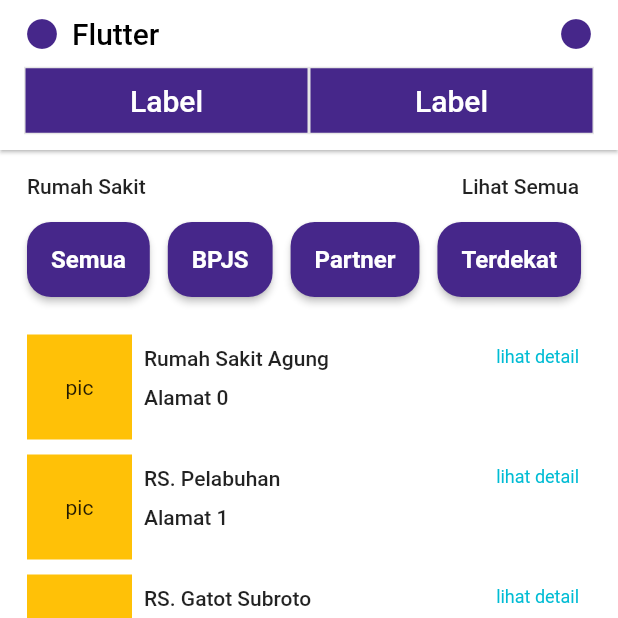
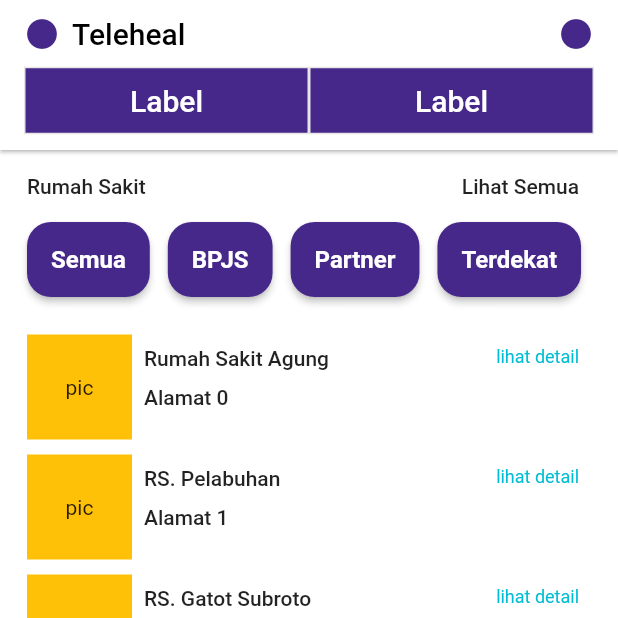
Before and after one commit to jejechristianap/flutter_teleheal, a Flutter app: the HomePage screen opened directly, on a phone screen of 412 x 824 dp, the top half of it. Run offline on Flutter 3.47's test engine with Material 2 defaults, Android fonts, the phone set to English and light mode, and no system bars; our stand-ins replace get, reactive_forms, shared_preferences; accounts and stored records are empty.

Commit message:
Update string

```diff
--- a/lib/presentation/pages/main/home/home_page.dart
+++ b/lib/presentation/pages/main/home/home_page.dart
@@ -24,7 +24,7 @@ class HomePage extends GetView<HomeController> {
                     child: Padding(
                       padding: EdgeInsets.symmetric(horizontal: 8.0),
                       child: Text(
-                        'Flutter',
+                        'Teleheal',
                         style: TextStyle(color: Colors.black),
                       ),
                     ),
```
